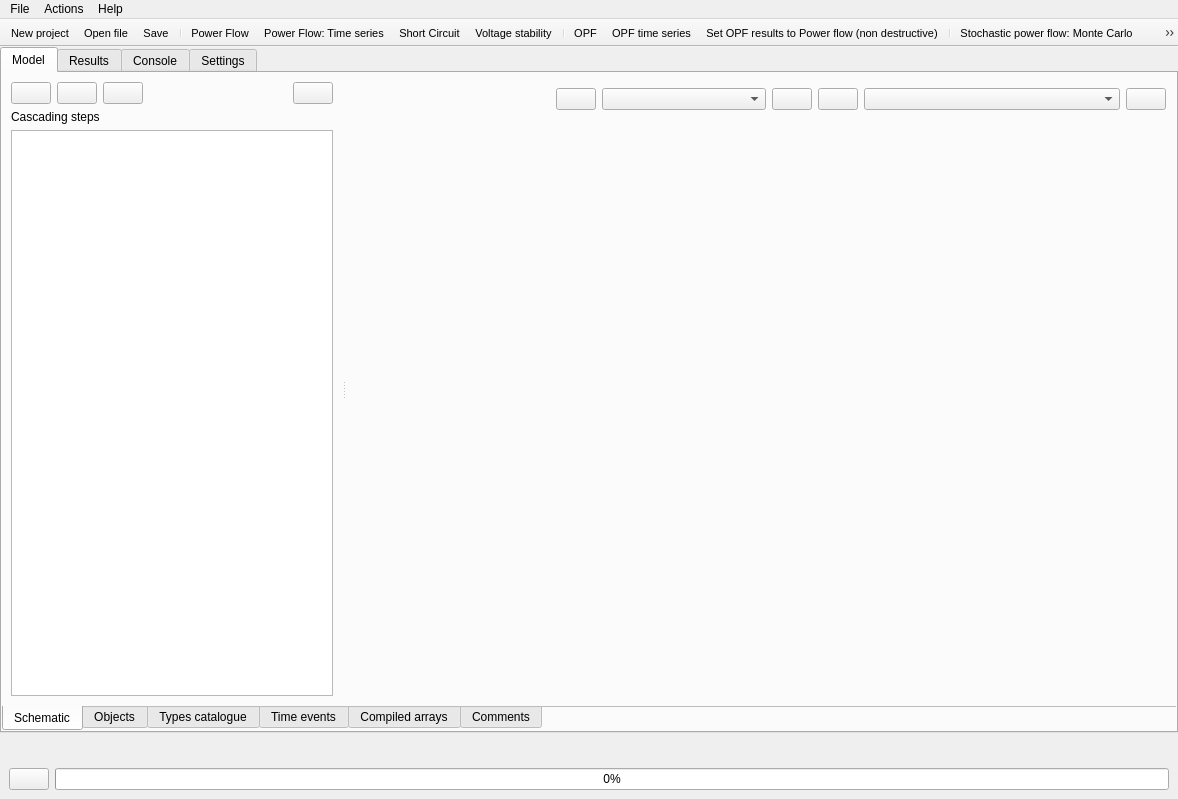
This is src/GridCal/Gui/Main/MainWindow.ui in SanPen/GridCal as Qt 5 draws it before an edit. The edited form follows.
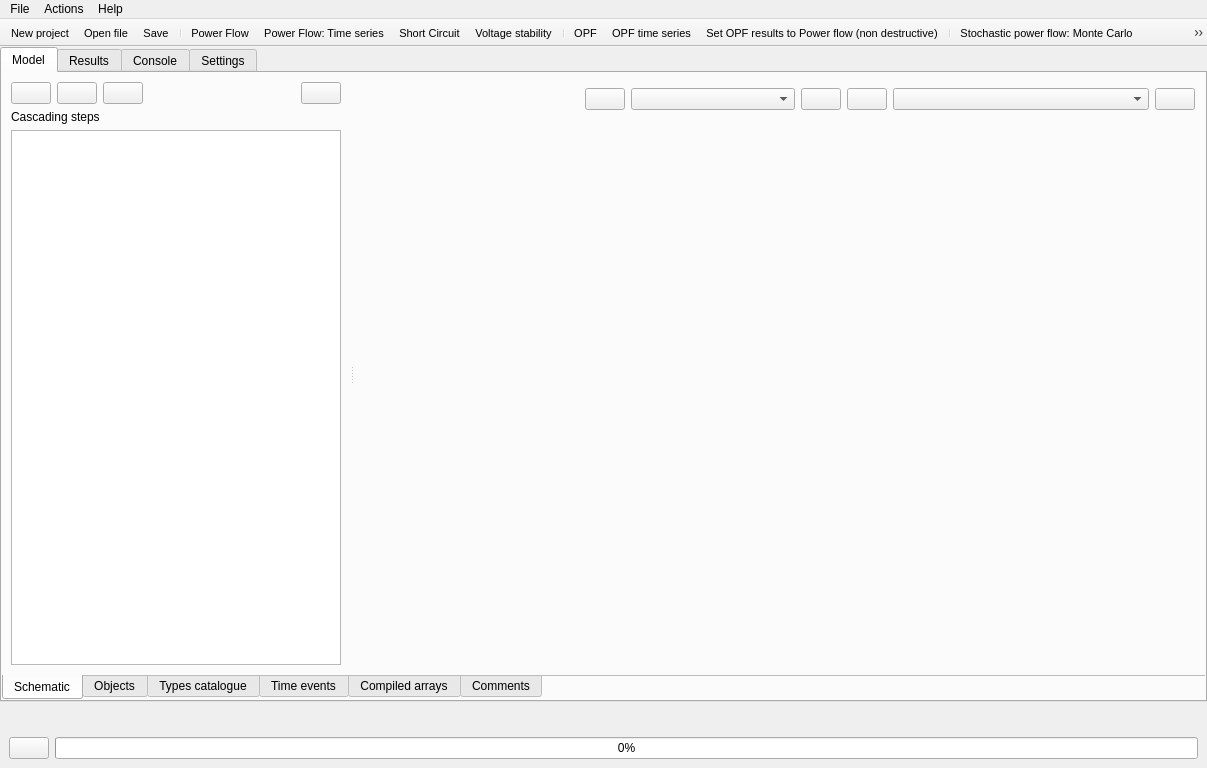
This is the edited form. Icons and pictures are not drawn.

```diff
--- a/src/GridCal/Gui/Main/MainWindow.ui
+++ b/src/GridCal/Gui/Main/MainWindow.ui
@@ -6,8 +6,8 @@
    <rect>
     <x>0</x>
     <y>0</y>
-    <width>1178</width>
-    <height>799</height>
+    <width>1207</width>
+    <height>768</height>
    </rect>
   </property>
   <property name="baseSize">
@@ -4598,8 +4598,8 @@
     <rect>
      <x>0</x>
      <y>0</y>
-     <width>1178</width>
-     <height>21</height>
+     <width>1207</width>
+     <height>22</height>
     </rect>
    </property>
    <widget class="QMenu" name="menuProject">
```
Left out of the diff: 14 changed lines with no effect on the pictures.
